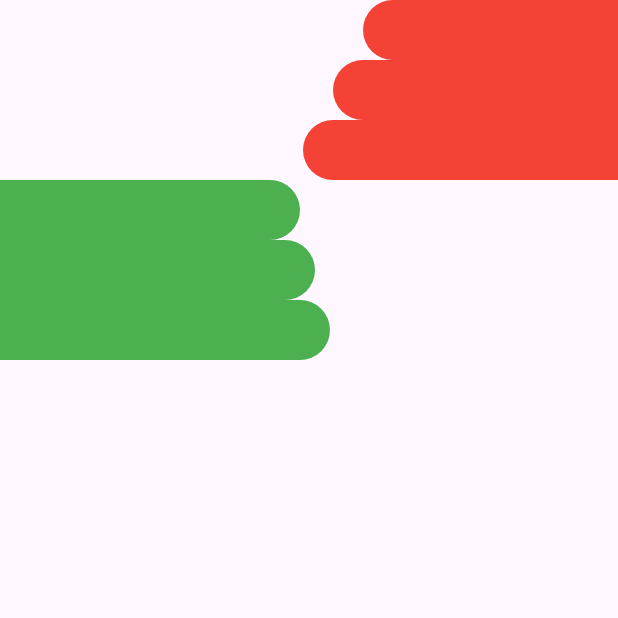
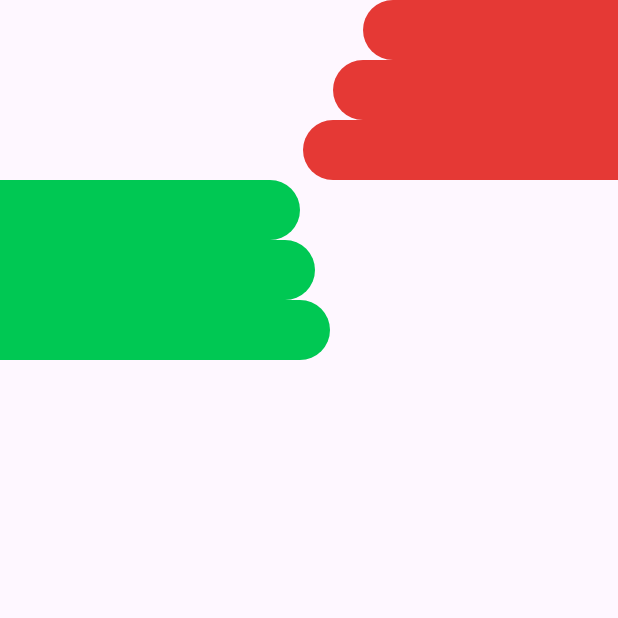
Before and after one commit to Sobhan-Ziyaei/bmi_calculator, a Flutter app: the screen it shows after launch, on a phone screen of 412 x 824 dp, the top half of it. Run offline on Flutter 3.47's test engine with Material 3 defaults, Android fonts, the phone set to English and light mode, and no system bars.

Commit message:
create constant color

```diff
--- /dev/null
+++ b/lib/constant/colors.dart
@@ -0,0 +1,4 @@
+import 'package:flutter/material.dart';
+
+const greenColor = Color(0xff00C853);
+const redColor = Color(0xffE53935);
--- a/lib/widgets/left_bg_shape.dart
+++ b/lib/widgets/left_bg_shape.dart
@@ -1,3 +1,4 @@
+import 'package:bmi_calculator/constant/colors.dart';
 import 'package:flutter/material.dart';
 
 class LeftBgShape extends StatelessWidget {
@@ -13,8 +14,8 @@ class LeftBgShape extends StatelessWidget {
         Container(
           width: width,
           height: height,
-          decoration: BoxDecoration(
-            color: Colors.green,
+          decoration: const BoxDecoration(
+            color: greenColor,
             borderRadius: BorderRadius.only(
               topRight: Radius.circular(50),
               bottomRight: Radius.circular(50),
--- a/lib/widgets/right_bg_shape.dart
+++ b/lib/widgets/right_bg_shape.dart
@@ -1,3 +1,4 @@
+import 'package:bmi_calculator/constant/colors.dart';
 import 'package:flutter/material.dart';
 
 class RightBgShape extends StatelessWidget {
@@ -13,8 +14,8 @@ class RightBgShape extends StatelessWidget {
         Container(
           width: width,
           height: height,
-          decoration: BoxDecoration(
-            color: Colors.red,
+          decoration: const BoxDecoration(
+            color: redColor,
             borderRadius: BorderRadius.only(
               topLeft: Radius.circular(50),
               bottomLeft: Radius.circular(50),
```
